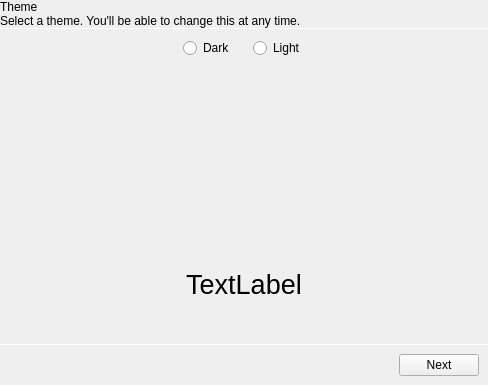
First picture: the form in plugins/ThemePlugin/onboarding/onboardingtheme.ui, repository theCheeseboard/thedesk, before the edit.
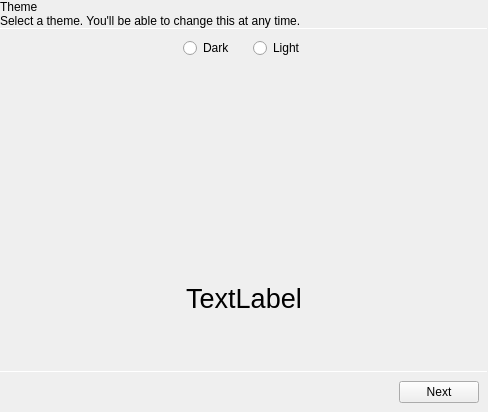
Second picture: the form after the edit. Icons and pictures are not drawn. Custom widgets are drawn as their Qt base class.

The edit to the form file:
```diff
--- a/plugins/ThemePlugin/onboarding/onboardingtheme.ui
+++ b/plugins/ThemePlugin/onboarding/onboardingtheme.ui
@@ -7,7 +7,7 @@
     <x>0</x>
     <y>0</y>
     <width>488</width>
-    <height>385</height>
+    <height>412</height>
    </rect>
   </property>
   <property name="windowTitle">
@@ -171,6 +171,9 @@
         <property name="alignment">
          <set>Qt::AlignCenter</set>
         </property>
+        <property name="wordWrap">
+         <bool>true</bool>
+        </property>
         <property name="margin">
          <number>9</number>
         </property>
```
